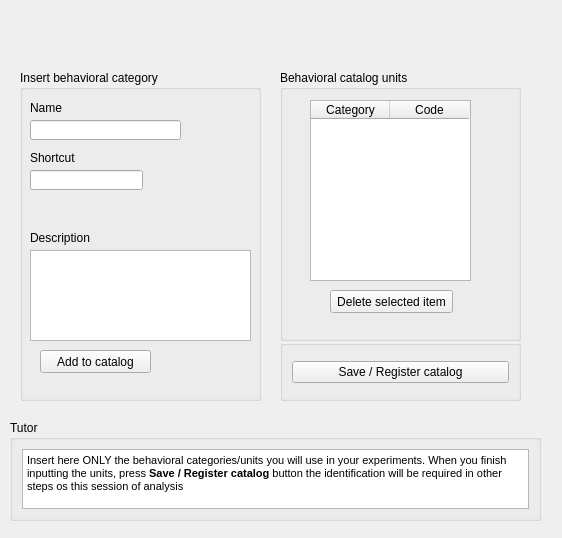
EthoWatcher/ethowatcher, file src/telacadastrocatalago.ui: the form before one commit.
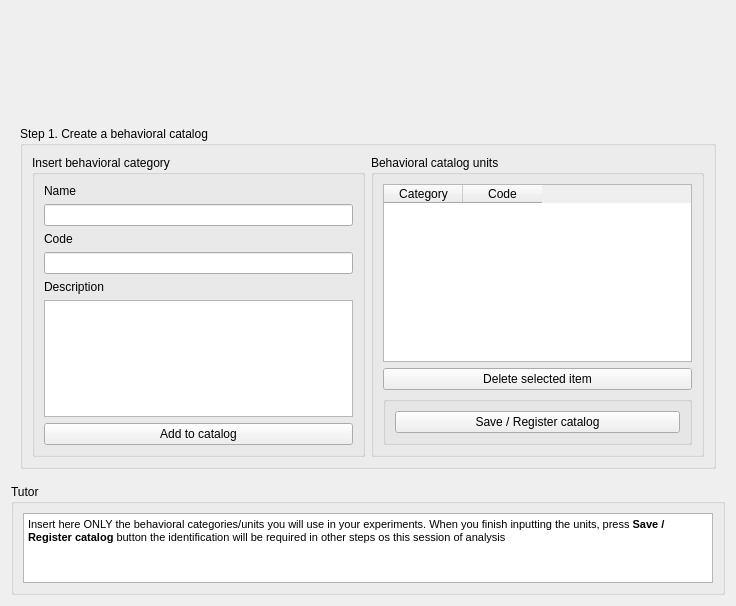
The form after the commit. Icons and pictures are not drawn.

```diff
--- a/src/telacadastrocatalago.ui
+++ b/src/telacadastrocatalago.ui
@@ -6,99 +6,97 @@
    <rect>
     <x>0</x>
     <y>0</y>
-    <width>562</width>
-    <height>538</height>
+    <width>736</width>
+    <height>595</height>
    </rect>
   </property>
   <property name="windowTitle">
    <string>Register behavioral catalog</string>
   </property>
+  <layout class="QVBoxLayout" name="verticalLayout_3">
+   <item>
+    <widget class="QLabel" name="label_4">
+     <property name="minimumSize">
+      <size>
+       <width>0</width>
+       <height>100</height>
+      </size>
+     </property>
+     <property name="maximumSize">
+      <size>
+       <width>16777215</width>
+       <height>150</height>
+      </size>
+     </property>
+     <property name="text">
+      <string/>
+     </property>
+     <property name="pixmap">
+      <pixmap resource="resourcefile.qrc">:/icons/ethoOS.png</pixmap>
+     </property>
+     <property name="scaledContents">
+      <bool>true</bool>
+     </property>
+    </widget>
+   </item>
+   <item>
+    <widget class="QWidget" name="widget" native="true">
+     <property name="minimumSize">
+      <size>
+       <width>541</width>
+       <height>361</height>
+      </size>
+     </property>
+     <layout class="QHBoxLayout" name="horizontalLayout">
+      <item>
+       <widget class="QGroupBox" name="groupBox_5">
+        <property name="title">
+         <string>Step 1. Create a behavioral catalog</string>
+        </property>
+        <layout class="QHBoxLayout" name="horizontalLayout_2">
+         <item>
   <widget class="QGroupBox" name="groupBox">
-   <property name="geometry">
-    <rect>
-     <x>20</x>
-     <y>70</y>
-     <width>241</width>
-     <height>331</height>
-    </rect>
-   </property>
    <property name="title">
     <string>Insert behavioral category</string>
    </property>
-   <widget class="QLineEdit" name="leCategoria">
-    <property name="geometry">
-     <rect>
-      <x>10</x>
-      <y>50</y>
-      <width>151</width>
-      <height>20</height>
-     </rect>
-    </property>
-    <property name="text">
-     <string/>
-    </property>
-   </widget>
+           <layout class="QVBoxLayout" name="verticalLayout_5">
+            <item>
    <widget class="QLabel" name="label">
-    <property name="geometry">
-     <rect>
-      <x>10</x>
-      <y>30</y>
-      <width>171</width>
-      <height>16</height>
-     </rect>
-    </property>
     <property name="text">
      <string>Name</string>
     </property>
    </widget>
-   <widget class="QLineEdit" name="leAtalho">
-    <property name="geometry">
-     <rect>
-      <x>10</x>
-      <y>100</y>
-      <width>113</width>
-      <height>20</height>
-     </rect>
-    </property>
+            </item>
+            <item>
+             <widget class="QLineEdit" name="leCategoria">
     <property name="text">
      <string/>
     </property>
    </widget>
+            </item>
+            <item>
    <widget class="QLabel" name="label_2">
-    <property name="geometry">
-     <rect>
-      <x>10</x>
-      <y>80</y>
-      <width>171</width>
-      <height>16</height>
-     </rect>
-    </property>
+              <property name="text">
+               <string>Code</string>
+              </property>
+             </widget>
+            </item>
+            <item>
+             <widget class="QLineEdit" name="leAtalho">
     <property name="text">
-     <string>Shortcut</string>
-    </property>
-   </widget>
+               <string/>
+              </property>
+             </widget>
+            </item>
+            <item>
    <widget class="QLabel" name="label_3">
-    <property name="geometry">
-     <rect>
-      <x>10</x>
-      <y>160</y>
-      <width>131</width>
-      <height>16</height>
-     </rect>
-    </property>
     <property name="text">
      <string>Description</string>
     </property>
    </widget>
+            </item>
+            <item>
    <widget class="QTextEdit" name="textDscElem">
-    <property name="geometry">
-     <rect>
-      <x>10</x>
-      <y>180</y>
-      <width>221</width>
-      <height>91</height>
-     </rect>
-    </property>
     <property name="html">
      <string>&lt;!DOCTYPE HTML PUBLIC &quot;-//W3C//DTD HTML 4.0//EN&quot; &quot;http://www.w3.org/TR/REC-html40/strict.dtd&quot;&gt;
 &lt;html&gt;&lt;head&gt;&lt;meta name=&quot;qrichtext&quot; content=&quot;1&quot; /&gt;&lt;style type=&quot;text/css&quot;&gt;
@@ -107,41 +105,32 @@
 &lt;p style=&quot;-qt-paragraph-type:empty; margin-top:0px; margin-bottom:0px; margin-left:0px; margin-right:0px; -qt-block-indent:0; text-indent:0px;&quot;&gt;&lt;br /&gt;&lt;/p&gt;&lt;/body&gt;&lt;/html&gt;</string>
     </property>
    </widget>
+            </item>
+            <item>
    <widget class="QPushButton" name="pbAddCategoria">
-    <property name="geometry">
-     <rect>
-      <x>20</x>
-      <y>280</y>
-      <width>111</width>
-      <height>23</height>
-     </rect>
-    </property>
     <property name="text">
      <string>Add to catalog</string>
     </property>
    </widget>
-  </widget>
+            </item>
+           </layout>
+           <zorder>leCategoria</zorder>
+           <zorder>label</zorder>
+           <zorder>leAtalho</zorder>
+           <zorder>label_2</zorder>
+           <zorder>label_3</zorder>
+           <zorder>textDscElem</zorder>
+           <zorder>pbAddCategoria</zorder>
+          </widget>
+         </item>
+         <item>
   <widget class="QGroupBox" name="groupBox_2">
-   <property name="geometry">
-    <rect>
-     <x>280</x>
-     <y>70</y>
-     <width>241</width>
-     <height>271</height>
-    </rect>
-   </property>
    <property name="title">
     <string>Behavioral catalog units</string>
    </property>
+           <layout class="QVBoxLayout" name="verticalLayout_6">
+            <item>
    <widget class="QTableWidget" name="tabDadCat">
-    <property name="geometry">
-     <rect>
-      <x>30</x>
-      <y>30</y>
-      <width>161</width>
-      <height>181</height>
-     </rect>
-    </property>
     <property name="font">
      <font>
       <weight>50</weight>
@@ -192,29 +181,47 @@
      </property>
     </column>
    </widget>
+            </item>
+            <item>
    <widget class="QPushButton" name="pbClearItem">
-    <property name="geometry">
-     <rect>
-      <x>50</x>
-      <y>220</y>
-      <width>123</width>
-      <height>23</height>
-     </rect>
-    </property>
     <property name="text">
      <string>Delete selected item</string>
     </property>
    </widget>
-  </widget>
+            </item>
+            <item>
+             <widget class="QGroupBox" name="groupBox_4">
+              <property name="maximumSize">
+               <size>
+                <width>16777215</width>
+                <height>65</height>
+               </size>
+              </property>
+              <property name="title">
+               <string/>
+              </property>
+              <layout class="QVBoxLayout" name="verticalLayout_2">
+               <item>
+                <widget class="QPushButton" name="pbCadastroCatalago">
+                 <property name="text">
+                  <string>Save / Register catalog</string>
+                 </property>
+                </widget>
+               </item>
+              </layout>
+             </widget>
+            </item>
+           </layout>
+          </widget>
+         </item>
+        </layout>
+       </widget>
+      </item>
+     </layout>
+    </widget>
+   </item>
+   <item>
   <widget class="QGroupBox" name="groupBox_3">
-   <property name="geometry">
-    <rect>
-     <x>10</x>
-     <y>420</y>
-     <width>531</width>
-     <height>101</height>
-    </rect>
-   </property>
    <property name="title">
     <string>Tutor</string>
    </property>
@@ -232,47 +239,8 @@
     </item>
    </layout>
   </widget>
-  <widget class="QGroupBox" name="groupBox_4">
-   <property name="geometry">
-    <rect>
-     <x>280</x>
-     <y>340</y>
-     <width>241</width>
-     <height>61</height>
-    </rect>
-   </property>
-   <property name="title">
-    <string/>
-   </property>
-   <layout class="QVBoxLayout" name="verticalLayout_2">
-    <item>
-     <widget class="QPushButton" name="pbCadastroCatalago">
-      <property name="text">
-       <string>Save / Register catalog</string>
-      </property>
-     </widget>
-    </item>
-   </layout>
-  </widget>
-  <widget class="QLabel" name="label_4">
-   <property name="geometry">
-    <rect>
-     <x>20</x>
-     <y>10</y>
-     <width>491</width>
-     <height>61</height>
-    </rect>
-   </property>
-   <property name="text">
-    <string/>
-   </property>
-   <property name="pixmap">
-    <pixmap resource="resourcefile.qrc">:/icons/ethowatcher_logo_os.png</pixmap>
-   </property>
-   <property name="scaledContents">
-    <bool>true</bool>
-   </property>
-  </widget>
+   </item>
+  </layout>
  </widget>
  <resources>
   <include location="resourcefile.qrc"/>
```
Left out of the diff: 2 changed lines with no effect on the pictures. Lines whose indentation alone changed are shown as unchanged.
